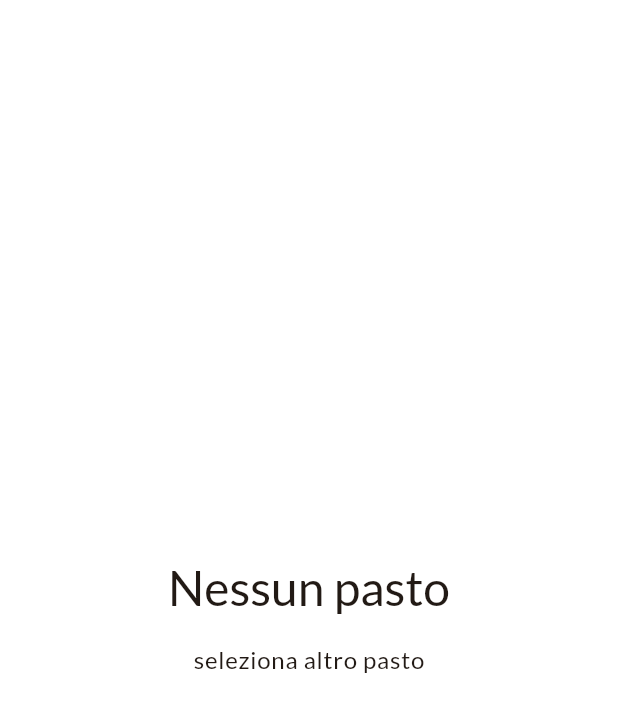
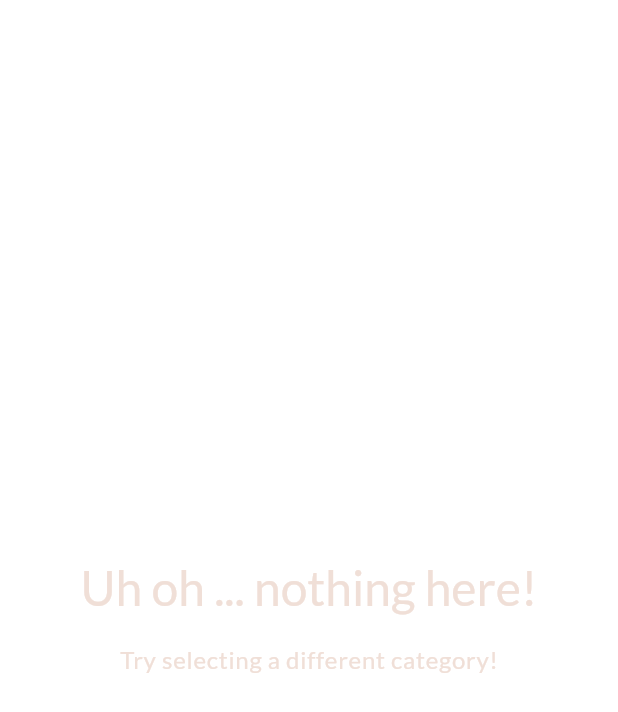
Before and after one commit to federicosedia/MealsApp, a Flutter app: the MealsScreen screen opened directly with empty values, on a phone screen of 412 x 824 dp. Shown: the top 712 px of the screen. Run offline on Flutter 3.47's test engine with Material 2 defaults, Android fonts, the phone set to English and light mode, and no system bars; our stand-ins replace google_fonts, transparent_image; network calls fail.

```diff
--- a/lib/main.dart
+++ b/lib/main.dart
@@ -5,8 +5,8 @@ import 'package:meals_app/screens/tabs.dart';
 
 final theme = ThemeData(
   useMaterial3: true,
-  brightness: Brightness.light,
   colorScheme: ColorScheme.fromSeed(
+    brightness: Brightness.dark,
     seedColor: const Color.fromARGB(255, 131, 57, 0),
   ),
   textTheme: GoogleFonts.latoTextTheme(),
--- a/lib/screens/categories.dart
+++ b/lib/screens/categories.dart
@@ -54,6 +54,7 @@ class CategoriesScreen extends StatelessWidget {
       childaspectratio= rapporto due dimensioni
       */
         GridView(
+      padding: const EdgeInsets.all(24),
       gridDelegate: const SliverGridDelegateWithFixedCrossAxisCount(
           crossAxisCount: 4,
           childAspectRatio: 3 / 2,
--- a/lib/screens/filters.dart
+++ b/lib/screens/filters.dart
@@ -14,7 +14,9 @@ class FiltersScreen extends StatefulWidget {
   final Map<Filter, bool> currentFilters;
 
   @override
-  State<FiltersScreen> createState() => _FiltersScreenState();
+  State<FiltersScreen> createState() {
+    return _FiltersScreenState();
+  }
 }
 
 class _FiltersScreenState extends State<FiltersScreen> {
--- a/lib/screens/meals.dart
+++ b/lib/screens/meals.dart
@@ -19,8 +19,9 @@ class MealsScreen extends StatelessWidget {
       MaterialPageRoute(
         builder: (ctx) => MealDetailScreen(
           meal: meal,
-                onToggleFavorite: onToggleFavorite(meal),
-              )),
+          onToggleFavorite: onToggleFavorite,
+        ),
+      ),
     );
   }
 
@@ -32,26 +33,19 @@ class MealsScreen extends StatelessWidget {
     nel caso in cui non ci sono pasti allora con l'if
     faccio vedere a schermo un testo
     */
-    Widget content = ListView.builder(
-      itemCount: meals.length,
-      //faccio vedere a schermo ogni pasto a seconda dell'indice
-      itemBuilder: (context, index) =>
-          Mealitem(meal: meals[index], onSelectMeal: selectMeal),
-    );
-    if (meals.isEmpty) {
-      content = Center(
+    Widget content = Center(
       child: Column(
         mainAxisSize: MainAxisSize.min,
         children: [
           Text(
-              'Nessun pasto',
+            'Uh oh ... nothing here!',
             style: Theme.of(context).textTheme.headlineLarge!.copyWith(
                   color: Theme.of(context).colorScheme.onBackground,
                 ),
           ),
           const SizedBox(height: 16),
           Text(
-              'seleziona altro pasto',
+            'Try selecting a different category!',
             style: Theme.of(context).textTheme.bodyLarge!.copyWith(
                   color: Theme.of(context).colorScheme.onBackground,
                 ),
@@ -59,9 +53,20 @@ class MealsScreen extends StatelessWidget {
         ],
       ),
     );
-    }
     //non posso rimuovere il titolo perchè viene utilizzato anche negli altri screen
     //quindi rendo il titolo opzionale con if
+
+    if (meals.isNotEmpty) {
+      content = ListView.builder(
+        itemCount: meals.length,
+        itemBuilder: (ctx, index) => Mealitem(
+          meal: meals[index],
+          onSelectMeal: (meal) {
+            selectMeal(context, meal);
+          },
+        ),
+      );
+    }
 
     if (title == null) {
       return content;
--- a/lib/widgets/meal_item.dart
+++ b/lib/widgets/meal_item.dart
@@ -7,7 +7,7 @@ class Mealitem extends StatelessWidget {
   const Mealitem({required this.meal, super.key, required this.onSelectMeal});
 
   final Meal meal;
-  final void Function(BuildContext context, Meal meal) onSelectMeal;
+  final void Function(Meal meal) onSelectMeal;
 
 //get per trasformare l'iniziale del enum complessity in maiuscolo
   String get complexitytest {
@@ -34,7 +34,7 @@ class Mealitem extends StatelessWidget {
       elevation: 2,
       child: InkWell(
         onTap: () {
-          onSelectMeal(context, meal);
+          onSelectMeal(meal);
         },
         //stack -> widget posizionati uno sopra l'altro
         child: Stack(
```
Also changed, not shown: lib/screens/meal_detail.dart (+14 -18 lines), lib/screens/tabs.dart (+13 -9 lines), lib/widgets/main_drawer.dart (+17 -13 lines), lib/widgets/meal_item_trait.dart (+3 -7 lines). Lines whose indentation alone changed are shown as unchanged.
